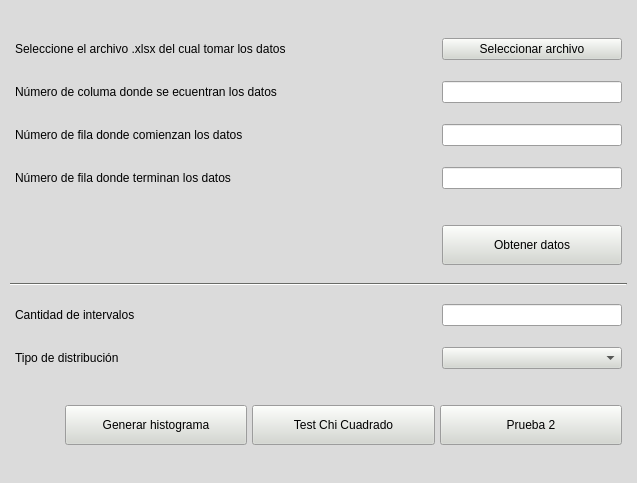
MMariatti/SIM4K4, file tp2/toma_datos/interfaz/ventana_toma_datos.ui: the form before one commit.
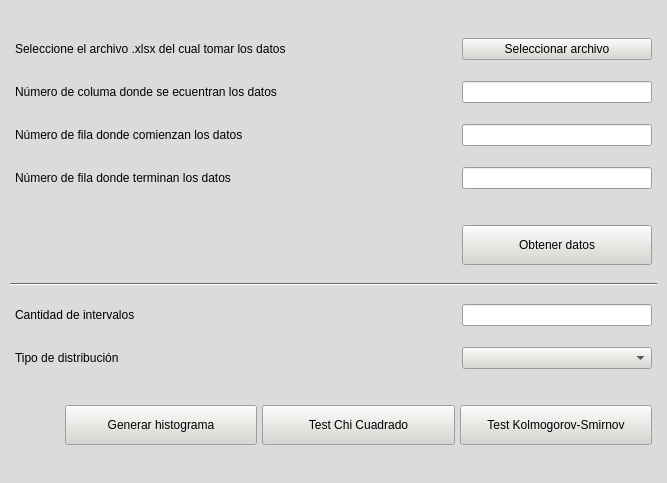
The form after the commit. Icons and pictures are not drawn.

Commit message: Termino de definir interfaz y mejoro rendimiento en prueba de chi cuadrado

Patch:
```diff
--- a/tp2/toma_datos/interfaz/ventana_toma_datos.ui
+++ b/tp2/toma_datos/interfaz/ventana_toma_datos.ui
@@ -2,17 +2,9 @@
 <ui version="4.0">
  <class>ventana_toma_datos</class>
  <widget class="QMainWindow" name="ventana_toma_datos">
-  <property name="geometry">
-   <rect>
-    <x>0</x>
-    <y>0</y>
-    <width>637</width>
-    <height>483</height>
-   </rect>
-  </property>
   <property name="minimumSize">
    <size>
-    <width>637</width>
+    <width>667</width>
     <height>483</height>
    </size>
   </property>
@@ -522,9 +514,6 @@
           <property name="orientation">
            <enum>Qt::Horizontal</enum>
           </property>
-          <property name="sizeType">
-           <enum>QSizePolicy::Expanding</enum>
-          </property>
           <property name="sizeHint" stdset="0">
            <size>
             <width>0</width>
@@ -543,7 +532,7 @@
           </property>
           <property name="minimumSize">
            <size>
-            <width>180</width>
+            <width>190</width>
             <height>0</height>
            </size>
           </property>
@@ -601,7 +590,7 @@
           </property>
           <property name="minimumSize">
            <size>
-            <width>180</width>
+            <width>190</width>
             <height>0</height>
            </size>
           </property>
@@ -656,7 +645,7 @@
           </property>
           <property name="minimumSize">
            <size>
-            <width>180</width>
+            <width>190</width>
             <height>0</height>
            </size>
           </property>
@@ -711,7 +700,7 @@
           </property>
           <property name="minimumSize">
            <size>
-            <width>180</width>
+            <width>190</width>
             <height>0</height>
            </size>
           </property>
@@ -769,7 +758,7 @@
          <widget class="QPushButton" name="btn_obtener_datos">
           <property name="minimumSize">
            <size>
-            <width>180</width>
+            <width>190</width>
             <height>40</height>
            </size>
           </property>
@@ -843,7 +832,7 @@
           </property>
           <property name="minimumSize">
            <size>
-            <width>180</width>
+            <width>190</width>
             <height>0</height>
            </size>
           </property>
@@ -892,7 +881,7 @@
          <widget class="QComboBox" name="cmb_tipo_distribucion">
           <property name="minimumSize">
            <size>
-            <width>180</width>
+            <width>190</width>
             <height>0</height>
            </size>
           </property>
@@ -953,7 +942,7 @@
          <widget class="QPushButton" name="btn_generar_histograma">
           <property name="minimumSize">
            <size>
-            <width>180</width>
+            <width>190</width>
             <height>40</height>
            </size>
           </property>
@@ -969,7 +958,7 @@
          <widget class="QPushButton" name="btn_prueba_chi_cuadrado">
           <property name="minimumSize">
            <size>
-            <width>180</width>
+            <width>190</width>
             <height>40</height>
            </size>
           </property>
@@ -985,12 +974,12 @@
          <widget class="QPushButton" name="btn_prueba_2">
           <property name="minimumSize">
            <size>
-            <width>180</width>
+            <width>190</width>
             <height>40</height>
            </size>
           </property>
           <property name="text">
-           <string>Prueba 2</string>
+           <string>Test Kolmogorov-Smirnov</string>
           </property>
           <property name="autoDefault">
            <bool>true</bool>
```
Left out of the diff: 4 changed lines with no effect on the pictures. The commit also changes 2 other files.
